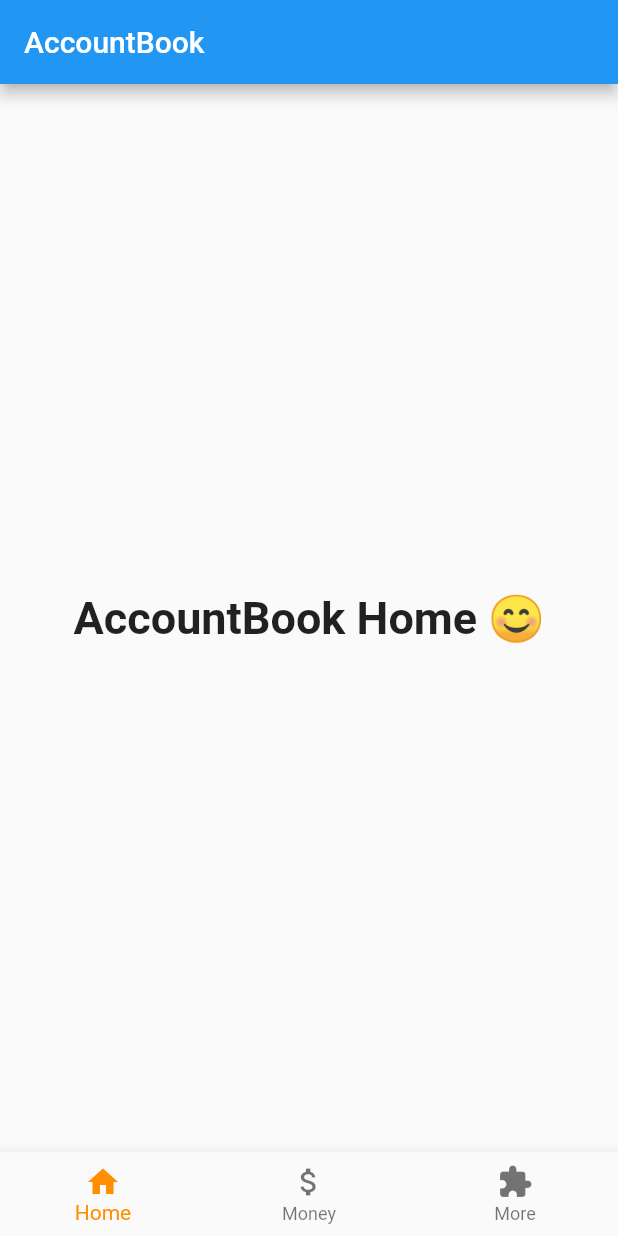
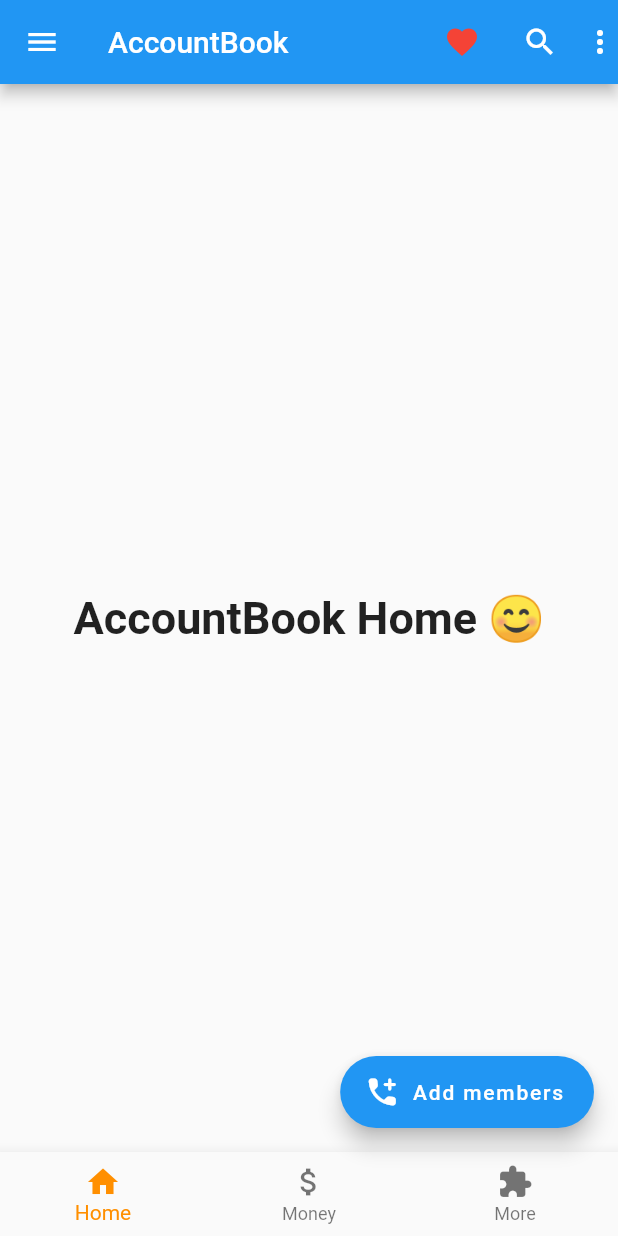
Before and after one commit to xenowits/xenowits_account_book, a Flutter app: the screen it shows after launch, on a phone screen of 412 x 824 dp. Run offline on Flutter 3.47's test engine with Material 2 defaults, Android fonts, the phone set to English and light mode, and no system bars; our stand-ins replace fluttertoast.

Commit message:
feat: integrate side drawer, topbar, learn interaction with state of widget

```diff
--- a/lib/main.dart
+++ b/lib/main.dart
@@ -1,60 +1,26 @@
 import 'package:flutter/material.dart';
+import 'package:fluttertoast/fluttertoast.dart';
 
 void main() {
   runApp(MaterialApp(
     title: 'Navigation Basics',
-    home: BottomNavigationBarCustom(),
+    home: Home(),
   ));
 }
 
-class FirstRoute extends StatelessWidget {
+class Home extends StatefulWidget {
   @override
-  Widget build(BuildContext context) {
-    return Scaffold(
-      appBar: AppBar(
-        title: Text('First Route'),
-      ),
-      body: Center(
-        child: ElevatedButton(
-          child: Text('Open route'),
-          onPressed: () {
-            Navigator.push(
-              context,
-              MaterialPageRoute(builder: (context) => SecondRoute()),
-            );
-          },
-        ),
-      ),
-    );
-  }
+  _HomeState createState() => _HomeState();
 }
 
-class SecondRoute extends StatelessWidget {
-  @override
-  Widget build(BuildContext context) {
-    return Scaffold(
-      appBar: AppBar(
-        title: Text("Second Route"),
-      ),
-      body: Center(
-        child: ElevatedButton(
-          onPressed: () {
-            Navigator.pop(context);
-          },
-          child: Text('Go back!'),
-        ),
-      ),
-    );
-  }
-}
+class _HomeState extends State<Home> {
+  int _selectedIndex = 0;
 
-class _BottomNavigationBarCustomState extends State<BottomNavigationBarCustom> {
-  int _selectedIndex = 0;
   static const TextStyle optionStyle =
       TextStyle(fontSize: 30, fontWeight: FontWeight.bold);
   static const List<Widget> _widgetOptions = <Widget>[
     Center(
-      child: Text(
+        child: Text(
       'AccountBook Home 😊',
       style: optionStyle,
     )),
@@ -77,11 +43,43 @@ class _BottomNavigationBarCustomState extends State<BottomNavigationBarCustom> {
   @override
   Widget build(BuildContext context) {
     return Scaffold(
-      appBar: AppBar(
-        title: const Text('AccountBook'),
-      ),
+      appBar: CustomAppBar(),
+      drawer: Drawer(
+          child: ListView(padding: EdgeInsets.zero, children: <Widget>[
+        DrawerHeader(
+          child: Center(
+            child: Text('Hello there!'),
+          ),
+          decoration: BoxDecoration(
+            color: Colors.blue,
+          ),
+          margin: EdgeInsets.zero,
+        ),
+        ListTile(
+          title: Center(
+            child: Text('Update your app'),
+          ),
+          onTap: () {
+            Navigator.pop(context);
+          },
+        ),
+      ])),
       body: Center(
         child: _widgetOptions.elementAt(_selectedIndex),
+      ),
+      floatingActionButton: FloatingActionButton.extended(
+        onPressed: () {
+          Fluttertoast.showToast(
+              msg: "Load contact feature coming soon!!",
+              toastLength: Toast.LENGTH_SHORT,
+              gravity: ToastGravity.CENTER,
+              timeInSecForIosWeb: 1,
+              // backgroundColor: Colors.red,
+              textColor: Colors.white,
+              fontSize: 12.0);
+        },
+        icon: Icon(Icons.add_ic_call_rounded),
+        label: Text("Add members"),
       ),
       bottomNavigationBar: BottomNavigationBar(
         items: const <BottomNavigationBarItem>[
@@ -106,8 +104,53 @@ class _BottomNavigationBarCustomState extends State<BottomNavigationBarCustom> {
   }
 }
 
-class BottomNavigationBarCustom extends StatefulWidget {
+class _CustomAppBarState extends State<CustomAppBar> {
+  bool _isFavorited = true;
+
+  void _toggleFavoriteColor() {
+    setState(() {
+      // TOGGLE THE STATE THAT'S IT
+      _isFavorited = !_isFavorited;
+    });
+
+    Fluttertoast.showToast(
+        msg: _isFavorited
+            ? "Thanks for the love😘"
+            : "Mc dhokha diya bewafa nikla😠",
+        toastLength: Toast.LENGTH_SHORT,
+        gravity: ToastGravity.CENTER,
+        timeInSecForIosWeb: 1,
+        // backgroundColor: Colors.red,
+        textColor: Colors.white,
+        fontSize: 12.0);
+  }
+
   @override
-  _BottomNavigationBarCustomState createState() =>
-      _BottomNavigationBarCustomState();
+  Widget build(BuildContext context) {
+    return AppBar(
+      title: Text('AccountBook'),
+      actions: [
+        IconButton(
+            icon: Icon(Icons.favorite),
+            color: _isFavorited ? Colors.red[500] : Colors.black,
+            onPressed: _toggleFavoriteColor),
+        Padding(
+          padding: EdgeInsets.symmetric(horizontal: 16),
+          child: Icon(Icons.search),
+        ),
+        Icon(Icons.more_vert),
+      ],
+      backgroundColor: Colors.blue,
+    );
+    // body: Container(),
+    // );
+  }
 }
+
+class CustomAppBar extends StatefulWidget with PreferredSizeWidget {
+  @override
+  _CustomAppBarState createState() => _CustomAppBarState();
+
+  @override
+  Size get preferredSize => Size.fromHeight(kToolbarHeight);
+}
```
Also changed, not shown: pubspec.yaml (+7 -6 lines), assets/icon/icon.png (added), pubspec.lock.
